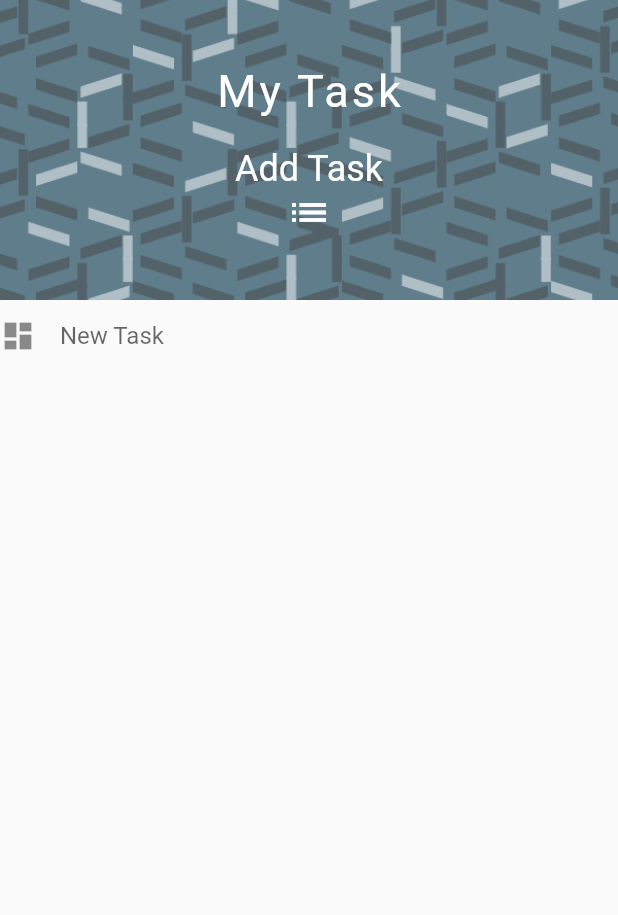
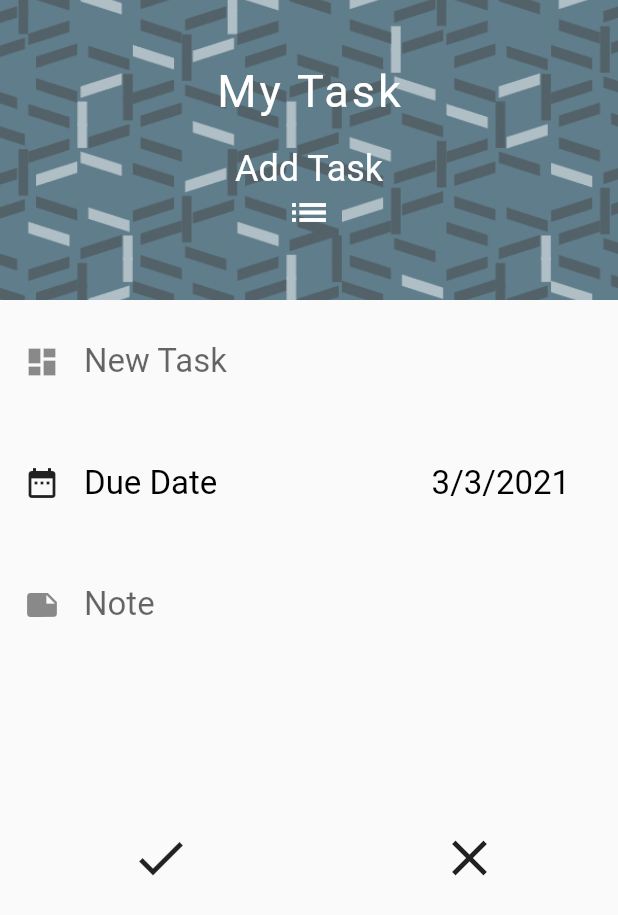
Before and after one commit to rivaldofez/taskgo, a Flutter app: the AddTask widget shown alone on an empty page, opened directly, on a phone screen of 412 x 824 dp. Shown: the top 915 px of the screen. Run offline on Flutter 3.47's test engine with Material 2 defaults, Android fonts, the phone set to English and light mode, and no system bars; our stand-ins replace cloud_firestore, firebase_auth, google_sign_in; accounts and stored records are empty.

Commit message:
add task function to database

```diff
--- a/lib/add_task.dart
+++ b/lib/add_task.dart
@@ -1,11 +1,55 @@
 import 'package:flutter/material.dart';
+import 'package:cloud_firestore/cloud_firestore.dart';
 
 class AddTask extends StatefulWidget {
+  final String email;
+  AddTask({this.email});
+
   @override
   _AddTaskState createState() => _AddTaskState();
 }
 
 class _AddTaskState extends State<AddTask> {
+  DateTime _dueDate = new DateTime.now();
+  String _dateText = "";
+  String newTask = "";
+  String note = "";
+
+  Future<Null> _selectDueDate(BuildContext context) async {
+    final picked = await showDatePicker(
+        context: context,
+        initialDate: _dueDate,
+        firstDate: DateTime(2018),
+        lastDate: DateTime(2080));
+
+    if (picked != null) {
+      setState(() {
+        _dueDate = picked;
+        _dateText = "${picked.day}/${picked.month}/${picked.year}";
+      });
+    }
+  }
+
+  void _addData() {
+    Firestore.instance.runTransaction((transaction) async {
+      CollectionReference reference = Firestore.instance.collection("task");
+      await reference.add({
+        "email": widget.email,
+        "title": newTask,
+        "duedate": _dateText,
+        "note": note
+      });
+    });
+
+    Navigator.pop(context);
+  }
+
+  @override
+  void initState() {
+    super.initState();
+    _dateText = "${_dueDate.day}/${_dueDate.month}/${_dueDate.year}";
+  }
+
   @override
   Widget build(BuildContext context) {
     return Material(
@@ -46,11 +90,85 @@ class _AddTaskState extends State<AddTask> {
               ],
             ),
           ),
-          TextField(
-            decoration: InputDecoration(
-                icon: Icon(Icons.dashboard),
-                hintText: "New Task",
-                border: InputBorder.none),
+          Padding(
+            padding: const EdgeInsets.all(16.0),
+            child: TextField(
+              onChanged: (String value) {
+                setState(() {
+                  newTask = value;
+                });
+              },
+              decoration: InputDecoration(
+                  icon: Icon(Icons.dashboard),
+                  hintText: "New Task",
+                  border: InputBorder.none),
+              style: TextStyle(fontSize: 22, color: Colors.black),
+            ),
+          ),
+          Padding(
+            padding: const EdgeInsets.all(16.0),
+            child: Row(
+              children: [
+                Padding(
+                  padding: const EdgeInsets.only(right: 16.0),
+                  child: Icon(Icons.date_range),
+                ),
+                Expanded(
+                  child: Text(
+                    "Due Date",
+                    style: TextStyle(fontSize: 22.0, color: Colors.black),
+                  ),
+                ),
+                FlatButton(
+                  onPressed: () => _selectDueDate(context),
+                  child: Text(
+                    _dateText,
+                    style: TextStyle(fontSize: 22.0, color: Colors.black),
+                  ),
+                ),
+              ],
+            ),
+          ),
+          Padding(
+            padding: const EdgeInsets.all(16.0),
+            child: TextField(
+              onChanged: (String value) {
+                setState(() {
+                  note = value;
+                });
+              },
+              decoration: InputDecoration(
+                  icon: Icon(Icons.note),
+                  hintText: "Note",
+                  border: InputBorder.none),
+              style: TextStyle(fontSize: 22, color: Colors.black),
+            ),
+          ),
+          Padding(
+            padding: const EdgeInsets.only(top: 100),
+            child: Row(
+              mainAxisAlignment: MainAxisAlignment.spaceAround,
+              children: [
+                IconButton(
+                  icon: Icon(
+                    Icons.check,
+                    size: 40,
+                  ),
+                  onPressed: () {
+                    _addData();
+                  },
+                ),
+                IconButton(
+                  icon: Icon(
+                    Icons.close,
+                    size: 40,
+                  ),
+                  onPressed: () {
+                    Navigator.pop(context);
+                  },
+                )
+              ],
+            ),
           ),
         ],
       ),
--- a/lib/my_task.dart
+++ b/lib/my_task.dart
@@ -78,7 +78,9 @@ class _MyTaskState extends State<MyTask> {
       floatingActionButton: FloatingActionButton(
         onPressed: () {
           Navigator.of(context).push(new MaterialPageRoute(
-              builder: (BuildContext context) => new AddTask()));
+              builder: (BuildContext context) => new AddTask(
+                    email: widget.user.email,
+                  )));
         },
         child: Icon(Icons.add),
         backgroundColor: Colors.blueGrey,
--- a/pubspec.yaml
+++ b/pubspec.yaml
@@ -31,6 +31,9 @@ dependencies:
   google_sign_in: ^4.1.4
   firebase_auth: ^0.15.5+2
   firebase_core: ^0.4.4+2
+  firebase_database: ^3.1.1
+  firebase_storage: ^3.1.1
+  cloud_firestore: ^0.13.3
 
 dev_dependencies:
   flutter_test:
```
Also changed, not shown: pubspec.lock.
